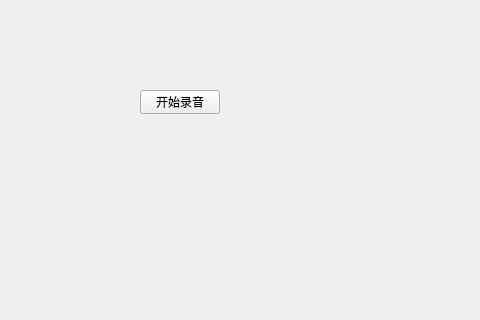
Qt form 06AudioResample/mainwindow.ui (lylwo317/HelloFFmpegQt) before a commit; both pictures show x 0 to 480 and y 0 to 320 of the 800 by 600 pixel window.
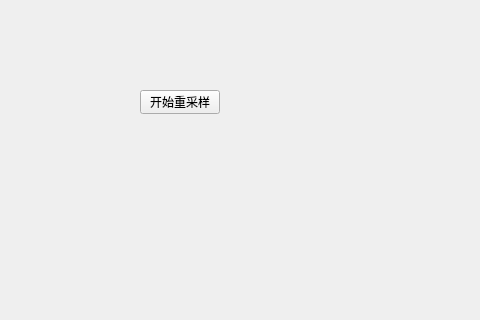
The same form after that commit.

```diff
--- a/06AudioResample/mainwindow.ui
+++ b/06AudioResample/mainwindow.ui
@@ -24,7 +24,7 @@
      </rect>
     </property>
     <property name="text">
-     <string>开始录音</string>
+     <string>开始重采样</string>
     </property>
    </widget>
   </widget>
```
Left out of the diff: 2 changed lines with no effect on the pictures.
